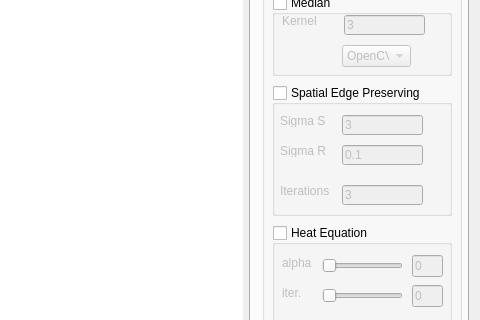
The window that Lab/QtWidgetsFilter2D.ui (jyyun1209/Lab) describes before a commit, drawn with Qt 5; both pictures show x 627 to 1107 and y 165 to 485 of the 1107 by 659 pixel window.
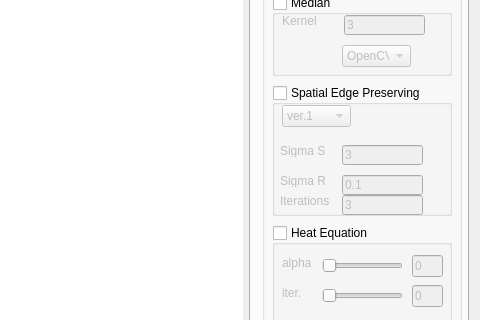
The same window after the commit. Custom widgets are drawn as their Qt base class.

Diff of the .ui file:
```diff
--- a/Lab/QtWidgetsFilter2D.ui
+++ b/Lab/QtWidgetsFilter2D.ui
@@ -6,7 +6,7 @@
    <rect>
     <x>0</x>
     <y>0</y>
-    <width>858</width>
+    <width>825</width>
     <height>655</height>
    </rect>
   </property>
@@ -386,7 +386,7 @@
            <property name="geometry">
             <rect>
              <x>70</x>
-             <y>30</y>
+             <y>60</y>
              <width>81</width>
              <height>20</height>
             </rect>
@@ -399,7 +399,7 @@
            <property name="geometry">
             <rect>
              <x>8</x>
-             <y>30</y>
+             <y>60</y>
              <width>56</width>
              <height>12</height>
             </rect>
@@ -412,7 +412,7 @@
            <property name="geometry">
             <rect>
              <x>8</x>
-             <y>100</y>
+             <y>110</y>
              <width>56</width>
              <height>12</height>
             </rect>
@@ -425,7 +425,7 @@
            <property name="geometry">
             <rect>
              <x>70</x>
-             <y>100</y>
+             <y>110</y>
              <width>81</width>
              <height>20</height>
             </rect>
@@ -438,7 +438,7 @@
            <property name="geometry">
             <rect>
              <x>8</x>
-             <y>60</y>
+             <y>90</y>
              <width>56</width>
              <height>12</height>
             </rect>
@@ -451,7 +451,7 @@
            <property name="geometry">
             <rect>
              <x>70</x>
-             <y>60</y>
+             <y>90</y>
              <width>81</width>
              <height>20</height>
             </rect>
@@ -460,6 +460,26 @@
             <string>0.1</string>
            </property>
           </widget>
+          <widget class="QComboBox" name="comboBox_SEP_Mode">
+           <property name="geometry">
+            <rect>
+             <x>10</x>
+             <y>20</y>
+             <width>69</width>
+             <height>22</height>
+            </rect>
+           </property>
+           <item>
+            <property name="text">
+             <string>ver.1</string>
+            </property>
+           </item>
+           <item>
+            <property name="text">
+             <string>ver.2</string>
+            </property>
+           </item>
+          </widget>
          </widget>
          <widget class="QGroupBox" name="groupBox_heatEquation">
           <property name="geometry">
```
Left out of the diff: 364 changed lines with no effect on the pictures.
